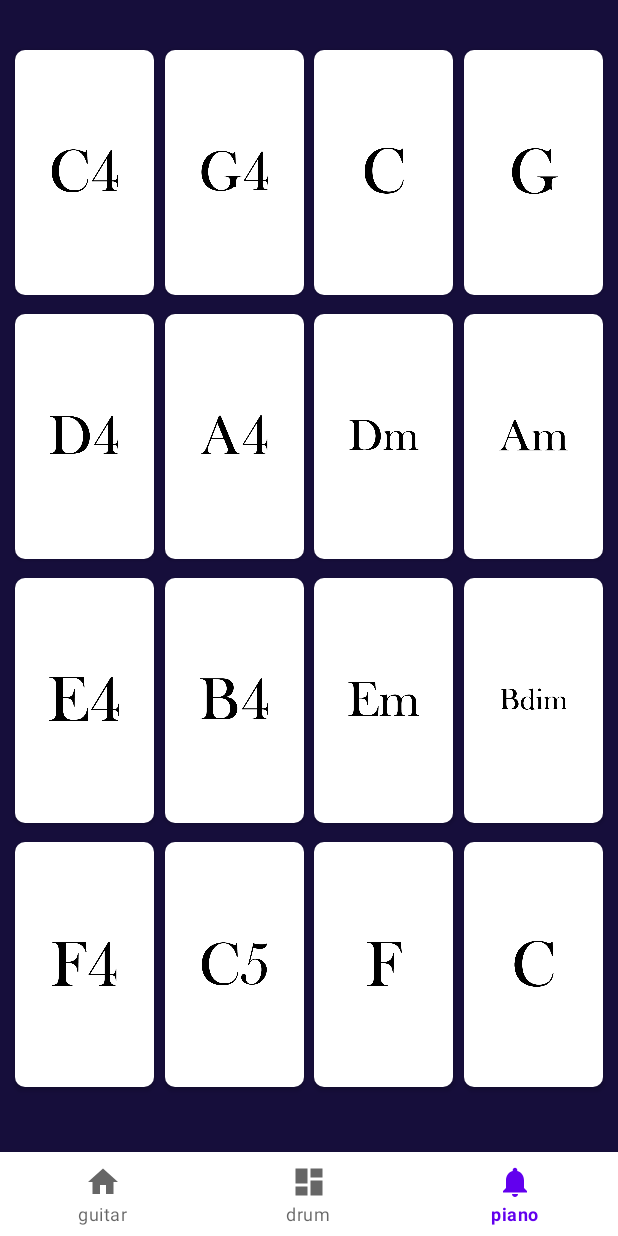
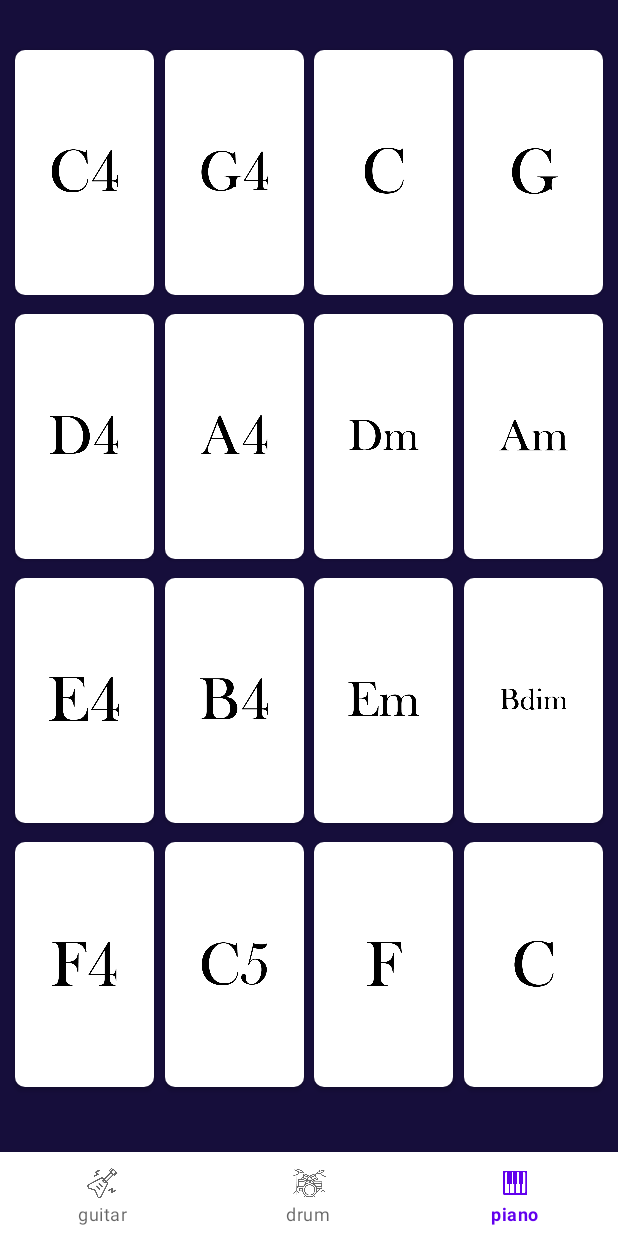
Before and after one commit to sosomeet/24_MP_Launchpad, an Android app: the MainActivity screen opened directly, with no data from a screen before it, item 3 of the bottom bar chosen, on a phone screen of 412 x 824 dp. Run offline under Robolectric (Android 15) with nearby library versions, the phone set to English and light mode, and no system bars; our stand-ins replace navigation-ui.

Commit message:
[이치우] 기타 아이콘 제외 리소스 수정, 바텀 nav 아이콘 변경

```diff
--- a/app/src/main/res/menu/bottom_nav_menu.xml
+++ b/app/src/main/res/menu/bottom_nav_menu.xml
@@ -3,17 +3,17 @@
 
     <item
         android:id="@+id/navigation_guitar"
-        android:icon="@drawable/ic_home_black_24dp"
+        android:icon="@drawable/buttom_nav_guitar"
         android:title="@string/title_guitar" />
 
     <item
         android:id="@+id/navigation_drum"
-        android:icon="@drawable/ic_dashboard_black_24dp"
+        android:icon="@drawable/buttom_nav_drum"
         android:title="@string/title_drum" />
 
     <item
         android:id="@+id/navigation_piano"
-        android:icon="@drawable/ic_notifications_black_24dp"
+        android:icon="@drawable/buttom_nav_piano"
         android:title="@string/title_piano" />
 
 </menu>
```
Also changed, not shown: app/src/main/res/drawable/buttom_nav_drum.png (added), app/src/main/res/drawable/buttom_nav_guitar.png (added), app/src/main/res/drawable/buttom_nav_piano.png (added), 12 other files.
